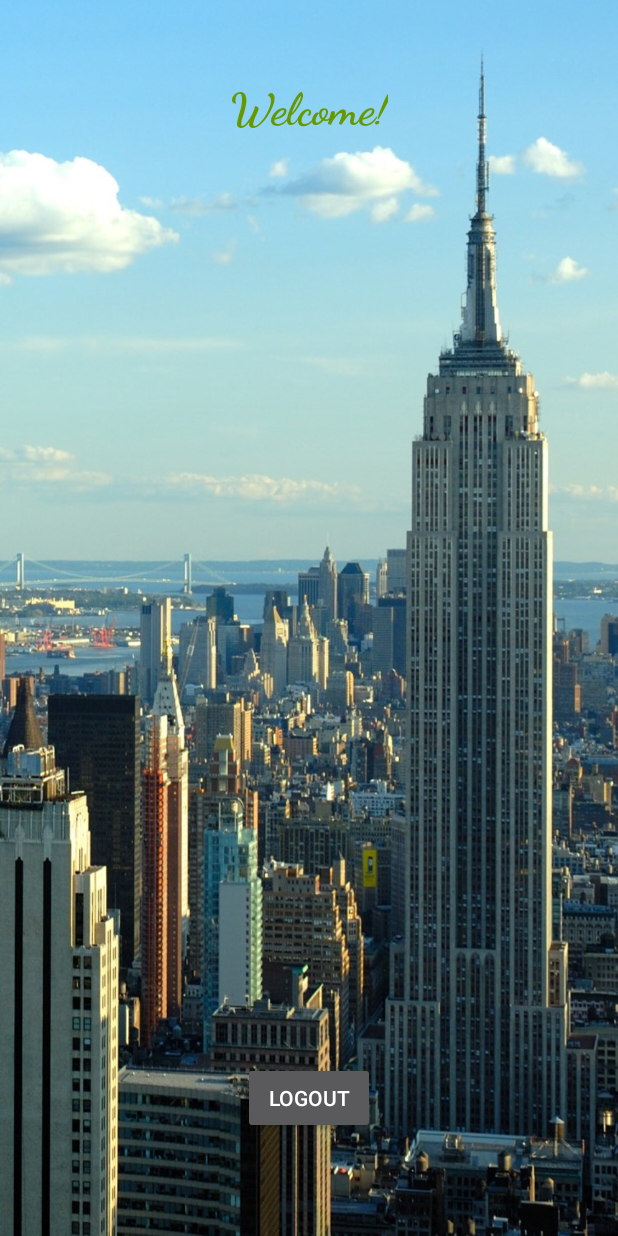
After one commit to Zighome24/CS2340_GoGreek, an Android app: the WelcomeScreenController screen opened directly, with no data from a screen before it, on a phone screen of 412 x 824 dp. The commit adds this screen. Run offline under Robolectric (Android 15) with nearby library versions, the phone set to English and light mode, and no system bars.

```diff
--- a/app/RatTracker2k17/app/build.gradle
+++ b/app/RatTracker2k17/app/build.gradle
@@ -26,5 +26,6 @@
     })
     compile 'com.android.support:appcompat-v7:26.+'
     compile 'com.android.support.constraint:constraint-layout:1.0.2'
+    compile 'com.android.support:design:26.+'
     testCompile 'junit:junit:4.12'
 }
--- /dev/null
+++ b/app/RatTracker2k17/app/src/main/java/edu/gatech/cs2340/rattracker2k17/Controller/WelcomeScreenController.java
@@ -0,0 +1,42 @@
+package edu.gatech.cs2340.rattracker2k17.Controller;
+
+import android.content.Intent;
+import android.os.Bundle;
+import android.support.v7.app.AppCompatActivity;
+import android.view.View;
+import android.widget.Button;
+
+import edu.gatech.cs2340.rattracker2k17.R;
+
+/**
+ * Created by wepperson on 9/24/17.
+ */
+
+public class WelcomeScreenController extends AppCompatActivity {
+
+    private Button btn_logout;
+
+    @Override
+    protected void onCreate(Bundle savedInstanceState) {
+        super.onCreate(savedInstanceState);
+        setContentView(R.layout.activity_welcomescreen);
+
+
+        btn_logout = (Button) findViewById(R.id.btn_logout);
+        btn_logout.setOnClickListener(new View.OnClickListener() {
+            @Override
+            public void onClick(View view) {
+                Intent intent = new Intent(view.getContext(), HomeScreenController.class);
+                startActivity(intent);
+                finish();
+            }
+        });
+    }
+
+
+    // change view back home (connect in the "onClick" field in layout)
+    public void logout(View view) {
+        Intent intent = new Intent(this, HomeScreenController.class);
+        startActivity(intent);
+    }
+}
--- a/app/RatTracker2k17/app/src/main/res/layout/activity_loginscreen.xml
+++ b/app/RatTracker2k17/app/src/main/res/layout/activity_loginscreen.xml
@@ -35,8 +35,9 @@
         android:layout_height="wrap_content"
         android:layout_below="@+id/txt_password"
         android:layout_centerHorizontal="true"
-        android:layout_marginTop="67dp"
+        android:layout_marginTop="68dp"
         android:elevation="0dp"
+        android:onClick="login"
         android:text="Login" />
 
     <Button
@@ -47,6 +48,7 @@
         android:layout_alignStart="@+id/btn_login"
         android:layout_below="@+id/btn_login"
         android:layout_marginTop="43dp"
+        android:onClick="backHome"
         android:text="Return" />
 
     <TextView
--- /dev/null
+++ b/app/RatTracker2k17/app/src/main/res/layout/activity_welcomescreen.xml
@@ -0,0 +1,35 @@
+<?xml version="1.0" encoding="utf-8"?>
+
+<RelativeLayout xmlns:android="http://schemas.android.com/apk/res/android"
+xmlns:app="http://schemas.android.com/apk/res-auto"
+xmlns:tools="http://schemas.android.com/tools"
+android:layout_width="match_parent"
+android:layout_height="match_parent"
+android:background="@drawable/home_image"
+tools:context="edu.gatech.cs2340.rattracker2k17.Controller.HomeScreenController"
+tools:layout_editor_absoluteX="0dp"
+tools:layout_editor_absoluteY="81dp">
+
+
+    <TextView
+        android:layout_width="wrap_content"
+        android:layout_height="wrap_content"
+        android:layout_alignParentTop="true"
+        android:layout_centerHorizontal="true"
+        android:layout_marginTop="54dp"
+        android:fontFamily="cursive"
+        android:text="Welcome!"
+        android:textColor="@android:color/holo_green_dark"
+        android:textSize="30sp"
+        android:textStyle="bold" />
+
+    <Button
+        android:id="@+id/btn_logout"
+        android:layout_width="wrap_content"
+        android:layout_height="wrap_content"
+        android:layout_alignParentBottom="true"
+        android:layout_centerHorizontal="true"
+        android:layout_marginBottom="68dp"
+        android:onClick="logout"
+        android:text="Logout" />
+</RelativeLayout>
```
Also changed, not shown: app/RatTracker2k17/app/src/main/AndroidManifest.xml (+15 -0 lines), app/RatTracker2k17/app/src/main/java/edu/gatech/cs2340/rattracker2k17/Controller/HomeScreenController.java (+13 -18 lines), app/RatTracker2k17/app/src/main/java/edu/gatech/cs2340/rattracker2k17/Controller/LogInScreenController.java (added, +71 -0 lines), app/RatTracker2k17/app/src/main/res/layout/activity_open.xml (+6 -3 lines), app/RatTracker2k17/app/src/main/res/values/strings.xml (+14 -0 lines).
